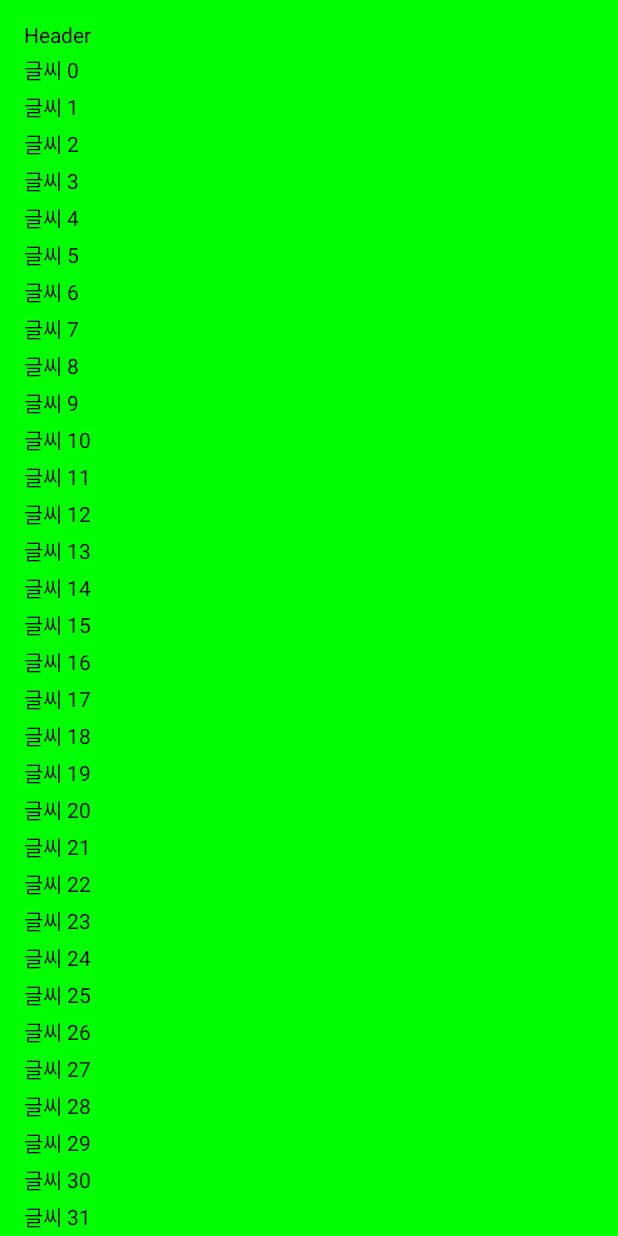
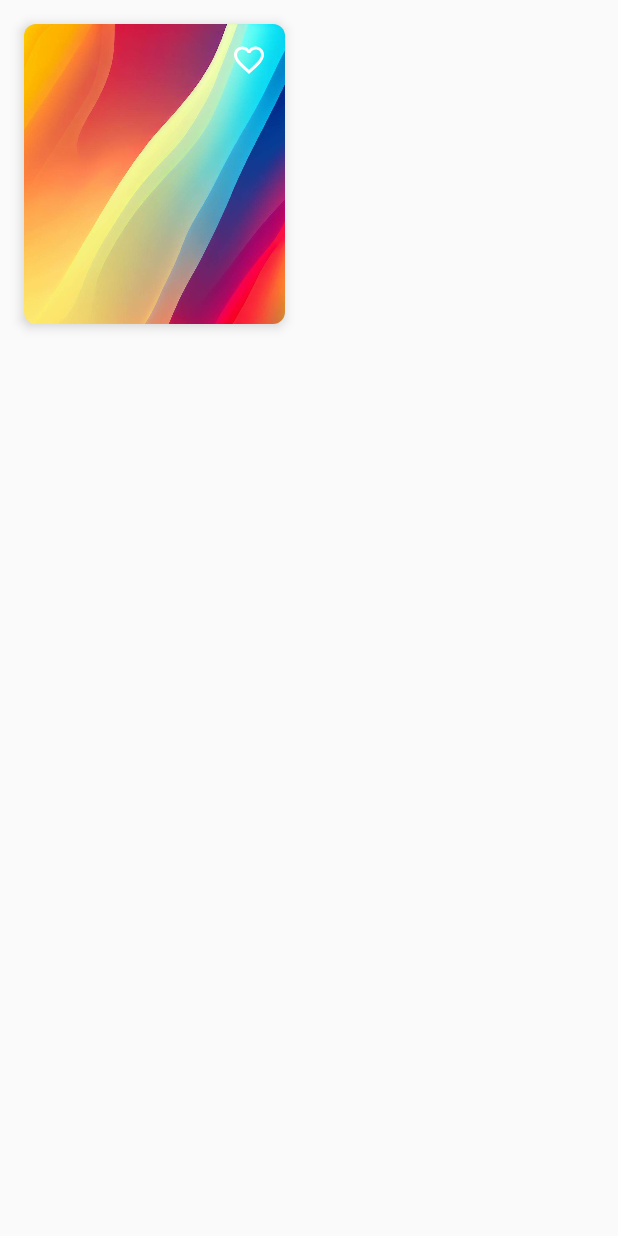
Before and after one commit to Oracle-Philip/ComposeStudy, an Android app built with Jetpack Compose: the screen it shows after launch (MainActivity), on a phone screen of 412 x 824 dp. Run offline under Robolectric (Android 15) with nearby library versions, the phone set to English and light mode, and no system bars.

Commit message:
Image&Icon

```diff
--- a/app/src/main/java/com/example/composestudy/MainActivity.kt
+++ b/app/src/main/java/com/example/composestudy/MainActivity.kt
@@ -3,6 +3,7 @@ package com.example.composestudy
 import android.os.Bundle
 import androidx.activity.ComponentActivity
 import androidx.activity.compose.setContent
+
 import androidx.compose.foundation.background
 import androidx.compose.foundation.layout.Arrangement
 import androidx.compose.foundation.layout.Box
@@ -18,7 +19,11 @@ import androidx.compose.foundation.layout.padding
 import androidx.compose.foundation.layout.width
 import androidx.compose.foundation.lazy.LazyColumn
 import androidx.compose.foundation.rememberScrollState
+import androidx.compose.foundation.shape.RoundedCornerShape
 import androidx.compose.foundation.verticalScroll
+import androidx.compose.material3.Card
+import androidx.compose.material3.CardDefaults
+import androidx.compose.material3.CardElevation
 import androidx.compose.material3.MaterialTheme
 import androidx.compose.material3.Surface
 import androidx.compose.material3.Text
@@ -34,29 +39,57 @@ import com.example.composestudy.ui.theme.ComposeStudyTheme
 import androidx.compose.runtime.setValue
 import androidx.compose.runtime.getValue
 import androidx.compose.ui.Alignment
+import androidx.compose.ui.layout.ContentScale
+import androidx.compose.ui.res.painterResource
+import androidx.compose.foundation.Image
+import androidx.compose.material.icons.Icons
+import androidx.compose.material.icons.filled.Favorite
+import androidx.compose.material.icons.filled.FavoriteBorder
+import androidx.compose.material3.Icon
+import androidx.compose.material3.IconButton
 
 class MainActivity : ComponentActivity() {
     override fun onCreate(savedInstanceState: Bundle?) {
         super.onCreate(savedInstanceState)
         setContent {
-            //scroll 정보 기억 객체
-            val scrollState = rememberScrollState()
+            ImageCard()
+        }
+    }
+}
 
-            LazyColumn(
-                modifier = Modifier
-                    .background(color = Color.Green)
-                    .fillMaxWidth(),
-                contentPadding = PaddingValues(16.dp),
-                verticalArrangement = Arrangement.spacedBy(4.dp)
+@Composable
+fun ImageCard(){
+    //mutableState라는 객체 안에 값이 바뀌는거라서 변수일 필요없이 상수로 해줘도 된다.
+    val isFavorite = remember {
+        mutableStateOf(false)
+    }
+
+    Card(
+        modifier = Modifier.fillMaxWidth(0.5f)
+            .padding(16.dp),
+        shape = RoundedCornerShape(8.dp),
+        elevation = CardDefaults.cardElevation(5.dp)
+    ){
+        Box(
+            modifier = Modifier.height(200.dp)
+        ){
+            Image(
+                painter = painterResource(id = R.drawable.poster),
+                contentDescription = "poster",
+                contentScale = ContentScale.Crop
+            )
+            Box(
+                modifier = Modifier.fillMaxSize(),
+                contentAlignment = Alignment.TopEnd
             ){
-                item {
-                    Text("Header")
-                }
-                items(50){ index ->
-                    Text("글씨 $index")
-                }
-                item {
-                    Text("Footer")
+                IconButton(onClick = {
+                    isFavorite.value = !isFavorite.value
+                }){
+                    Icon(
+                        imageVector = if (isFavorite.value) Icons.Default.Favorite else Icons.Default.FavoriteBorder,
+                        contentDescription = "favorite",
+                        tint = Color.White
+                    )
                 }
             }
         }
```
Also changed, not shown: app/src/main/res/drawable/poster.jpeg (added).
